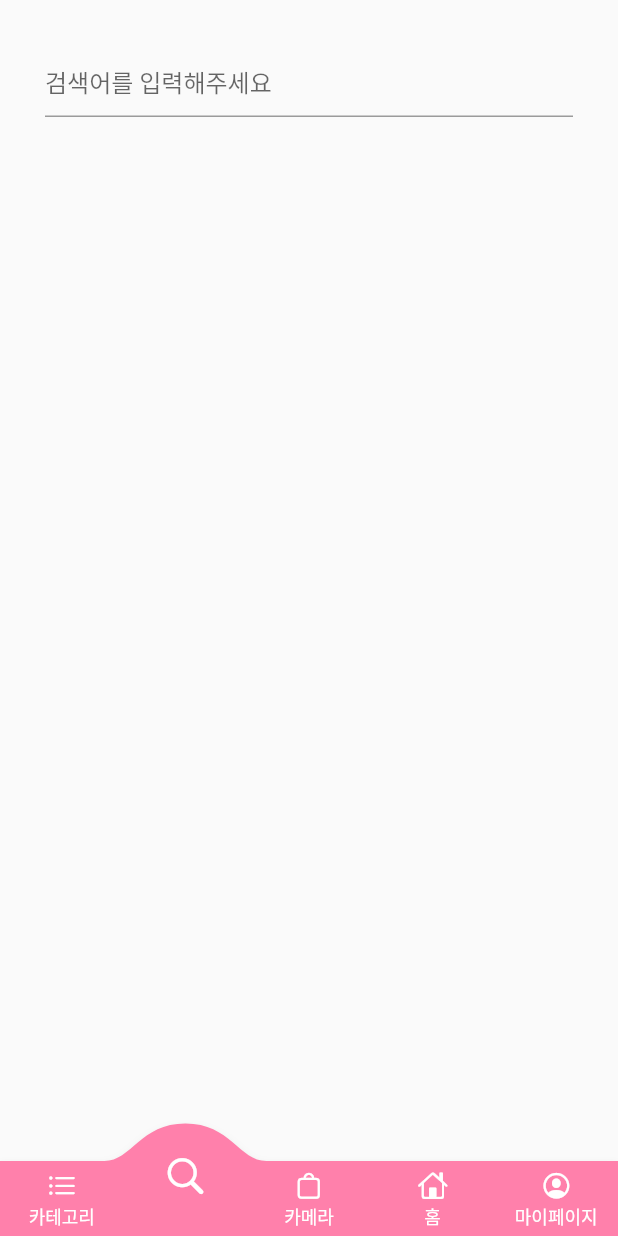
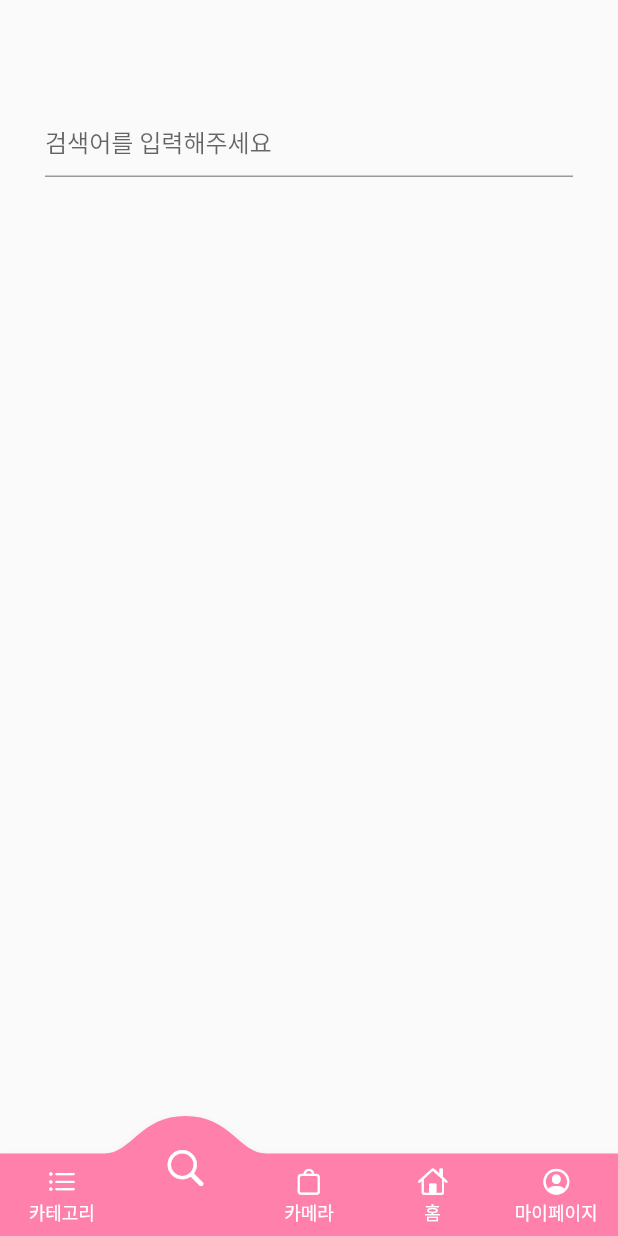
Before and after one commit to Kim-jaeyeon/sampleapp2, a Flutter app: the screen it shows after launch, item 2 of the bottom bar chosen, on a phone screen of 412 x 824 dp. Run offline on Flutter 3.47's test engine with Material 2 defaults, Android fonts, the phone set to English and light mode, and no system bars; drawn by our look-alikes of convex_bottom_bar; our stand-ins replace carousel_slider, google_fonts.

Commit message:
fix the original code
hahaha

```diff
--- a/lib/main.dart
+++ b/lib/main.dart
@@ -78,7 +78,7 @@ class _MyHomePageState extends State<MyHomePage> {
             _index = index;
           });
         },
-        height: 50,
+        height: 55,
         backgroundColor: Colors.pinkAccent[100],
         activeColor: Colors.pinkAccent[100],
         color: Colors.white,
--- a/lib/search.dart
+++ b/lib/search.dart
@@ -34,6 +34,9 @@ class _searchState extends State<search> {
     return Scaffold(
         body: Column(
           children: <Widget>[
+            SizedBox(
+              height: 40,
+            ),
             Form(
               key: _formKey,
               child: Padding(
--- a/pubspec.yaml
+++ b/pubspec.yaml
@@ -60,7 +60,8 @@ flutter:
   # included with your application, so that you can use the icons in
   # the material Icons class.
   uses-material-design: true
-
+  assets:
+    - assets/
   # To add assets to your application, add an assets section, like this:
   # assets:
   #   - images/a_dot_burr.jpeg
```
Also changed, not shown: assets/beready.jpeg (added), assets/eyebrow.jpeg (added), assets/lee.jpeg (added), assets/lipstick.jpeg (added), assets/lipstick2.jpeg (added).
